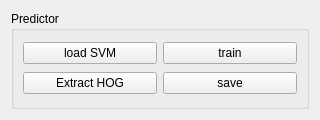
Before: the Qt Designer form modules/tracking/dataExtraction/PredictorGui.ui in Boazrciasn/RDFramework, drawn with Qt 5.
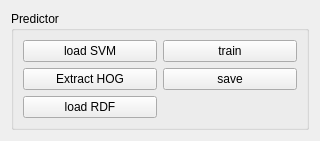
After: the same form once the commit is applied.

Diff of the .ui file:
```diff
--- a/modules/tracking/dataExtraction/PredictorGui.ui
+++ b/modules/tracking/dataExtraction/PredictorGui.ui
@@ -48,6 +48,13 @@
         </property>
        </widget>
       </item>
+      <item row="2" column="0">
+       <widget class="QPushButton" name="loadRDF">
+        <property name="text">
+         <string>load RDF</string>
+        </property>
+       </widget>
+      </item>
      </layout>
     </widget>
    </item>
```
Left out of the diff: 29 changed lines with no effect on the pictures.
